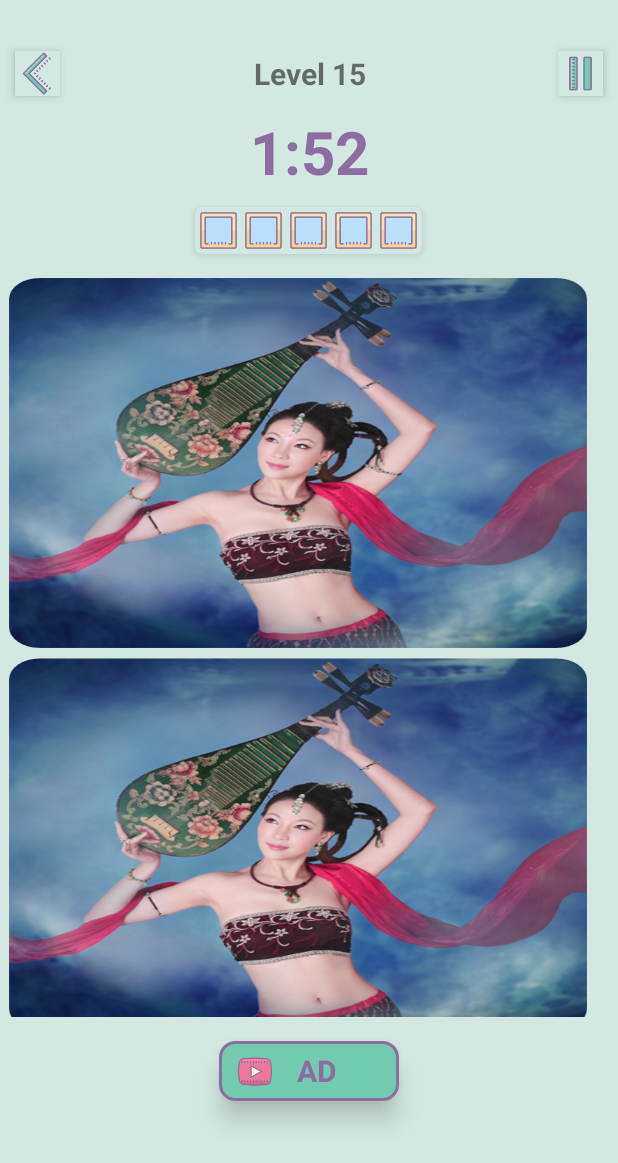
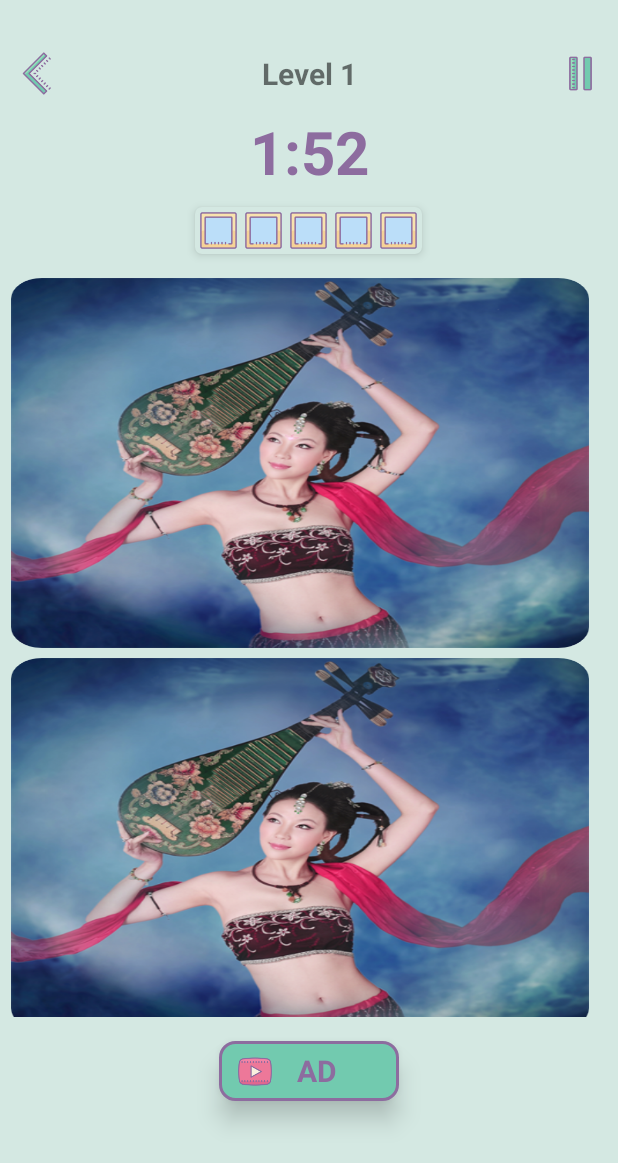
Before and after one commit to qiuweic/findDifference, an Android app: the screen it shows after launch (MainActivity), on a phone screen of 412 x 824 dp. Shown: the top 1163 px of the screen. Run offline under Robolectric (Android 15) with nearby library versions, the phone set to English and light mode, and no system bars.

Commit message:
update code

```diff
--- a/app/src/main/java/com/liete/game/fd/huawei/GameInfo.java
+++ b/app/src/main/java/com/liete/game/fd/huawei/GameInfo.java
@@ -28,12 +28,12 @@ public class GameInfo {
 
     static {
         GAME_LEVEL_INFO.put(1, new int[]{R.drawable.level_1, R.drawable.level_1_diff});
-        GAME_LEVEL_INFO.put(2, new int[]{R.drawable.level_2, R.drawable.level_2_diff});
+        GAME_LEVEL_INFO.put(3, new int[]{R.drawable.level_3, R.drawable.level_3_diff});
     }
 
     static { // Left,Top, Right, Bottom
         // 此坐标是基于1080*2360的手机分辨率计算出来的，在不同手机的分辨率上，坐标值不一样
         GAME_LEVEL_COORDINATE.put(1, new int[][]{{660, 240, 800, 400}, {670, 530, 790, 660}, {900, 660, 1050, 820}, {680, 810, 820, 940}, {750, 1000, 890, 1130}});
-        GAME_LEVEL_COORDINATE.put(2, new int[][]{{130, 110, 260, 250}, {500, 480, 620, 660}, {50, 460, 180, 640}, {630, 810, 750, 1000}});
+        GAME_LEVEL_COORDINATE.put(3, new int[][]{{130, 110, 260, 250}, {500, 480, 620, 660}, {50, 460, 180, 640}, {630, 810, 750, 1000}});
     }
 }
--- a/app/src/main/java/com/liete/game/fd/huawei/GameView.java
+++ b/app/src/main/java/com/liete/game/fd/huawei/GameView.java
@@ -24,6 +24,7 @@ public class GameView extends View {
     private final Vector<GameRule> diffVector;
     private Pair<Float, Float> errorIndex;
     private boolean gameOver = false;
+    private boolean isPaused;
     private boolean errorTouch;
     private final int pWidth;
     private final int pHeight;
@@ -44,8 +45,12 @@ public class GameView extends View {
         void onFoundAll();
     }
 
-    public void setGameOver(boolean over) {
-        gameOver = over;
+    public void setGameOver(boolean isOver) {
+        this.gameOver = isOver;
+    }
+
+    public void setGameState(boolean isPaused) {
+        this.isPaused = isPaused;
     }
 
     public GameView(Context context, int pWidth, int pHeight, int levelId, TouchListener touchListener) {
@@ -103,10 +108,11 @@ public class GameView extends View {
     @SuppressLint("ClickableViewAccessibility")
     public boolean onTouchEvent(MotionEvent event) {
         //if (gameOver) return true;
+        //if (isPaused) return true;
+
         if (event.getAction() == 0) {
             float xx = event.getX();
             float yy = event.getY();
-            //if (isPause) return true;
             errorTouch = true;
             for (int i = 0; i < diffVector.size(); i++) {
                 GameRule area = diffVector.elementAt(i);
@@ -163,11 +169,11 @@ public class GameView extends View {
 
         for (int i = 0; i < 2; i++) {
             canvas.save();
-            canvas.scale(scaleX, scaleY, 0, height * i);
+            canvas.scale(scaleX, scaleY, 2, height * i + i * 10);
             if (i == 0) { //画出top图
-                canvas.drawBitmap(getRoundedCornerBitmap(bmpTop), 0, 0, paint);
+                canvas.drawBitmap(getRoundedCornerBitmap(bmpTop), 2, 0, paint);
             } else { //画出bottom图
-                canvas.drawBitmap(getRoundedCornerBitmap(bmpBottom), 0, height * i + 20, paint);
+                canvas.drawBitmap(getRoundedCornerBitmap(bmpBottom), 2, height * i + 10, paint);
             }
             canvas.restore();
         }
--- a/app/src/main/java/com/liete/game/fd/huawei/MainActivity.java
+++ b/app/src/main/java/com/liete/game/fd/huawei/MainActivity.java
@@ -16,6 +16,7 @@ import android.view.View;
 import android.view.ViewGroup;
 import android.view.WindowManager;
 import android.widget.CheckBox;
+import android.widget.ImageView;
 import android.widget.LinearLayout;
 import android.widget.TextView;
 import android.widget.Toast;
@@ -27,6 +28,9 @@ public class MainActivity extends AppCompatActivity implements GameView.TouchLis
     private LinearLayout gameViewLayout;
     private GameView gameView;
     private TextView timeLabel;
+    private TextView gameLevel;
+    private ImageView backHome;
+    private ImageView pauseGame;
     private CheckBox checkBox1, checkBox2, checkBox3, checkBox4, checkBox5;
     private int currentLevelId;
 
@@ -57,6 +61,12 @@ public class MainActivity extends AppCompatActivity implements GameView.TouchLis
         setContentView(R.layout.activity_main);
         mVibrator = (Vibrator) getSystemService(VIBRATOR_SERVICE);
         gameViewLayout = findViewById(R.id.game_view_layout);
+        backHome = findViewById(R.id.back_home);
+        backHome.setOnClickListener(view -> backHomePage());
+        pauseGame = findViewById(R.id.pause_game);
+        pauseGame.setOnClickListener(view -> pauseOrResumeGame());
+
+        gameLevel = findViewById(R.id.game_level);
         timeLabel = findViewById(R.id.time_label);
         checkBox1 = findViewById(R.id.checkbox1);
         checkBox2 = findViewById(R.id.checkbox2);
@@ -65,6 +75,7 @@ public class MainActivity extends AppCompatActivity implements GameView.TouchLis
         checkBox5 = findViewById(R.id.checkbox5);
 
         currentLevelId = 1;
+        gameLevel.setText("Level " + currentLevelId);
         initGameLevel(currentLevelId);
     }
 
@@ -90,12 +101,25 @@ public class MainActivity extends AppCompatActivity implements GameView.TouchLis
     }
 
     private void loadNextLevel() {
+        currentLevelId += 1;
         totalTime = 120;
         resetCheckBox();
-        gameView.loadGameLevel(2);
+        gameView.loadGameLevel(3);
+        gameLevel.setText("Level " + currentLevelId);
         gameView.setGameOver(false);
         isPlaying = true;
         startTimer();
+    }
+
+    private void backHomePage() {
+
+    }
+
+    private void pauseOrResumeGame() {
+        isPlaying = !isPlaying;
+        gameView.setGameState(!isPlaying);
+        pauseGame.setImageResource(isPlaying ? R.drawable.ic_pause_100 : R.drawable.ic_play_100);
+        if (isPlaying) startTimer();
     }
 
     private void handleVibrator() {
--- a/app/src/main/res/layout/activity_main.xml
+++ b/app/src/main/res/layout/activity_main.xml
@@ -13,15 +13,15 @@
         android:layout_height="wrap_content"
         android:layout_marginTop="24dp">
         <ImageView
+            android:id="@+id/back_home"
             android:layout_width="30dp"
             android:layout_height="30dp"
-            android:elevation="4dp"
             android:layout_margin="10dp"
             android:background="@color/green_light"
             android:src="@drawable/ic_back_100"
             android:layout_alignParentStart="true"/>
         <TextView
-            android:id="@+id/next_level"
+            android:id="@+id/game_level"
             android:layout_width="100dp"
             android:layout_height="wrap_content"
             android:text="Level 15"
@@ -31,9 +31,9 @@
             android:layout_centerInParent="true"/>
 
         <ImageView
+            android:id="@+id/pause_game"
             android:layout_width="30dp"
             android:layout_height="30dp"
-            android:elevation="4dp"
             android:layout_margin="10dp"
             android:background="@color/green_light"
             android:src="@drawable/ic_pause_100"
```
Also changed, not shown: app/src/main/res/drawable/ic_play_100.png (added), app/src/main/res/drawable/level_3.png (added), app/src/main/res/drawable/level_3_diff.png (added).
